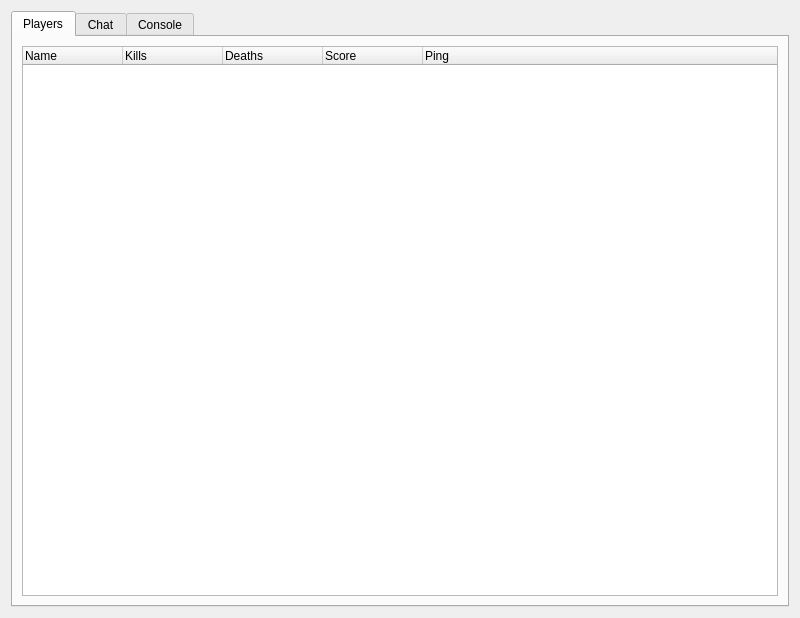
Before: the Qt Designer form client/minecraft/MinecraftWidget.ui in OpenRcon/OpenRcon, drawn with Qt 5.
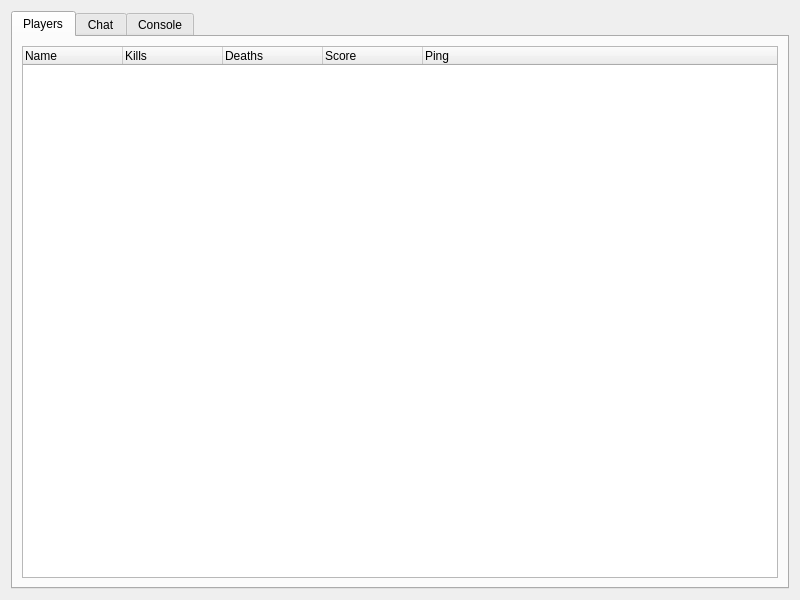
After: the same form once the commit is applied.

Patch:
```diff
--- a/client/minecraft/MinecraftWidget.ui
+++ b/client/minecraft/MinecraftWidget.ui
@@ -7,7 +7,7 @@
     <x>0</x>
     <y>0</y>
     <width>800</width>
-    <height>618</height>
+    <height>600</height>
    </rect>
   </property>
   <property name="windowTitle">
```
